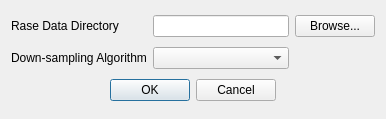
Before: the Qt Designer form src/ui/prefs_dialog.ui in LLNL/RASE, drawn with Qt 5.
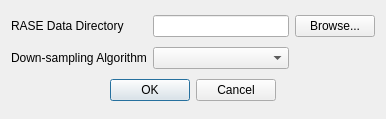
After: the same form once the commit is applied.

What changed in the file:
```diff
--- a/src/ui/prefs_dialog.ui
+++ b/src/ui/prefs_dialog.ui
@@ -17,7 +17,7 @@
    <item row="0" column="0">
     <widget class="QLabel" name="label">
      <property name="text">
-      <string>Rase Data Directory</string>
+      <string>RASE Data Directory</string>
      </property>
     </widget>
    </item>
```
Left out of the diff: 2 changed lines with no effect on the pictures.
